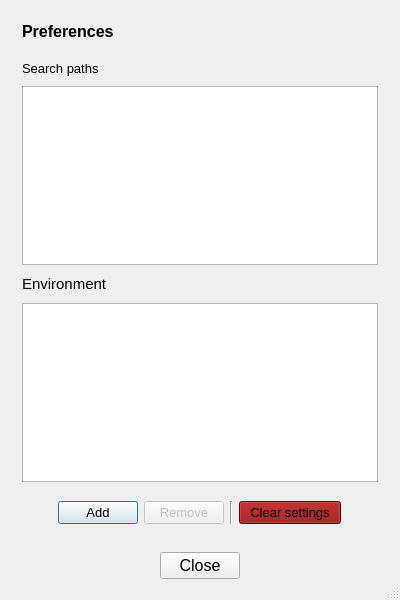
Above: preferences.ui from mikaelsundell/jobman before the change. Below: the same form after it.
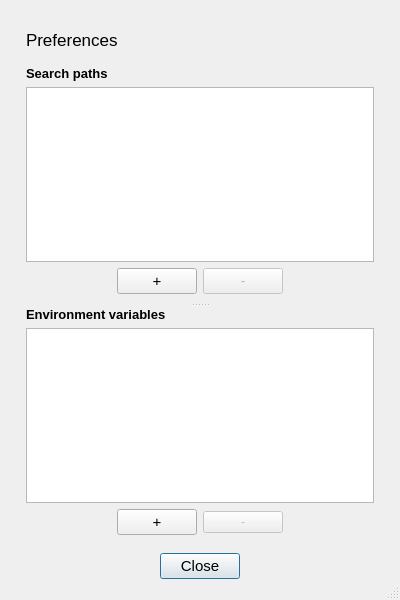
That is the form after the change. Custom widgets are drawn as their Qt base class.

Commit message: Added options to presets Added environment variables Added overwrite Added OS and Preprocess to Jobs Added import and export Preferences Improved stylesheet Improved auto default for buttons

Patch:
```diff
--- a/preferences.ui
+++ b/preferences.ui
@@ -48,6 +48,24 @@
     <number>12</number>
    </property>
    <item>
+    <widget class="QWidget" name="preferencesWidget" native="true">
+     <property name="styleSheet">
+      <string notr="true"/>
+     </property>
+     <layout class="QVBoxLayout" name="verticalLayout_5">
+      <property name="leftMargin">
+       <number>4</number>
+      </property>
+      <property name="topMargin">
+       <number>8</number>
+      </property>
+      <property name="rightMargin">
+       <number>4</number>
+      </property>
+      <property name="bottomMargin">
+       <number>0</number>
+      </property>
+      <item>
     <widget class="QWidget" name="preferencesBar" native="true">
      <property name="minimumSize">
       <size>
@@ -75,8 +93,8 @@
        <widget class="QLabel" name="label">
         <property name="font">
          <font>
-          <pointsize>12</pointsize>
-          <bold>true</bold>
+             <pointsize>13</pointsize>
+             <bold>false</bold>
          </font>
         </property>
         <property name="text">
@@ -88,29 +106,30 @@
     </widget>
    </item>
    <item>
-    <widget class="QWidget" name="preferencesWidget" native="true">
-     <layout class="QVBoxLayout" name="verticalLayout_2">
-      <property name="spacing">
-       <number>10</number>
-      </property>
+       <widget class="QSplitter" name="splitter">
+        <property name="orientation">
+         <enum>Qt::Vertical</enum>
+        </property>
+        <widget class="QWidget" name="widget_4" native="true">
+         <layout class="QVBoxLayout" name="verticalLayout_3">
       <property name="leftMargin">
        <number>10</number>
       </property>
       <property name="topMargin">
-       <number>10</number>
+           <number>0</number>
       </property>
       <property name="rightMargin">
        <number>10</number>
       </property>
       <property name="bottomMargin">
-       <number>10</number>
+           <number>0</number>
       </property>
       <item>
        <widget class="QLabel" name="label_2">
         <property name="font">
          <font>
           <pointsize>10</pointsize>
-          <bold>false</bold>
+              <bold>true</bold>
          </font>
         </property>
         <property name="text">
@@ -119,7 +138,7 @@
        </widget>
       </item>
       <item>
-       <widget class="QListWidget" name="searchpaths">
+           <widget class="ListWidget" name="searchpaths">
         <property name="font">
          <font>
           <pointsize>10</pointsize>
@@ -130,20 +149,115 @@
         </property>
        </widget>
       </item>
+          <item>
+           <widget class="QWidget" name="widget_2" native="true">
+            <layout class="QHBoxLayout" name="horizontalLayout_4">
+             <property name="topMargin">
+              <number>0</number>
+             </property>
+             <item>
+              <spacer name="horizontalSpacer_5">
+               <property name="orientation">
+                <enum>Qt::Horizontal</enum>
+               </property>
+               <property name="sizeHint" stdset="0">
+                <size>
+                 <width>40</width>
+                 <height>20</height>
+                </size>
+               </property>
+              </spacer>
+             </item>
+             <item>
+              <widget class="QPushButton" name="addSearchpath">
+               <property name="font">
+                <font>
+                 <pointsize>11</pointsize>
+                </font>
+               </property>
+               <property name="text">
+                <string>+</string>
+               </property>
+               <property name="autoDefault">
+                <bool>false</bool>
+               </property>
+              </widget>
+             </item>
+             <item>
+              <widget class="QPushButton" name="removeSearchpath">
+               <property name="enabled">
+                <bool>false</bool>
+               </property>
+               <property name="font">
+                <font>
+                 <pointsize>11</pointsize>
+                </font>
+               </property>
+               <property name="text">
+                <string>-</string>
+               </property>
+               <property name="autoDefault">
+                <bool>false</bool>
+               </property>
+              </widget>
+             </item>
+             <item>
+              <spacer name="horizontalSpacer_6">
+               <property name="orientation">
+                <enum>Qt::Horizontal</enum>
+               </property>
+               <property name="sizeHint" stdset="0">
+                <size>
+                 <width>40</width>
+                 <height>20</height>
+                </size>
+               </property>
+              </spacer>
+             </item>
+            </layout>
+           </widget>
+          </item>
+         </layout>
+        </widget>
+        <widget class="QWidget" name="widget_5" native="true">
+         <property name="styleSheet">
+          <string notr="true"/>
+         </property>
+         <layout class="QVBoxLayout" name="verticalLayout_4">
+          <property name="leftMargin">
+           <number>10</number>
+          </property>
+          <property name="topMargin">
+           <number>0</number>
+          </property>
+          <property name="rightMargin">
+           <number>10</number>
+          </property>
+          <property name="bottomMargin">
+           <number>0</number>
+          </property>
       <item>
        <widget class="QLabel" name="label_3">
         <property name="font">
          <font>
-          <pointsize>11</pointsize>
+              <pointsize>10</pointsize>
+              <bold>true</bold>
          </font>
         </property>
         <property name="text">
-         <string>Environment</string>
+             <string>Environment variables</string>
         </property>
        </widget>
       </item>
       <item>
-       <widget class="QListWidget" name="listWidget"/>
+           <widget class="ListWidget" name="environmentvars">
+            <property name="alternatingRowColors">
+             <bool>true</bool>
+            </property>
+            <property name="selectionMode">
+             <enum>QAbstractItemView::ExtendedSelection</enum>
+            </property>
+           </widget>
       </item>
       <item>
        <widget class="QWidget" name="widget" native="true">
@@ -154,6 +268,9 @@
          </size>
         </property>
         <layout class="QHBoxLayout" name="horizontalLayout_3">
+             <property name="topMargin">
+              <number>0</number>
+             </property>
          <item>
           <spacer name="horizontalSpacer_3">
            <property name="orientation">
@@ -171,11 +288,14 @@
           <widget class="QPushButton" name="add">
            <property name="font">
             <font>
-             <pointsize>10</pointsize>
+                 <pointsize>11</pointsize>
             </font>
            </property>
            <property name="text">
-            <string>Add</string>
+                <string>+</string>
+               </property>
+               <property name="autoDefault">
+                <bool>false</bool>
            </property>
           </widget>
          </item>
@@ -186,33 +306,14 @@
            </property>
            <property name="font">
             <font>
-             <pointsize>10</pointsize>
+                 <pointsize>9</pointsize>
             </font>
            </property>
            <property name="text">
-            <string>Remove</string>
-           </property>
-          </widget>
-         </item>
-         <item>
-          <widget class="Line" name="line">
-           <property name="orientation">
-            <enum>Qt::Vertical</enum>
-           </property>
-          </widget>
-         </item>
-         <item>
-          <widget class="QPushButton" name="pushButton">
-           <property name="font">
-            <font>
-             <pointsize>10</pointsize>
-            </font>
-           </property>
-           <property name="styleSheet">
-            <string notr="true">background: darkred</string>
-           </property>
-           <property name="text">
-            <string>  Clear settings  </string>
+                <string>-</string>
+               </property>
+               <property name="autoDefault">
+                <bool>false</bool>
            </property>
           </widget>
          </item>
@@ -234,6 +335,10 @@
       </item>
      </layout>
     </widget>
+       </widget>
+      </item>
+     </layout>
+    </widget>
    </item>
    <item>
     <widget class="QWidget" name="buttonsWidget" native="true">
@@ -261,7 +366,7 @@
        <widget class="QPushButton" name="close">
         <property name="font">
          <font>
-          <pointsize>12</pointsize>
+          <pointsize>11</pointsize>
          </font>
         </property>
         <property name="toolTip">
@@ -270,6 +375,12 @@
         <property name="text">
          <string>Close</string>
         </property>
+        <property name="autoDefault">
+         <bool>false</bool>
+        </property>
+        <property name="default">
+         <bool>true</bool>
+        </property>
        </widget>
       </item>
       <item>
@@ -290,6 +401,13 @@
    </item>
   </layout>
  </widget>
+ <customwidgets>
+  <customwidget>
+   <class>ListWidget</class>
+   <extends>QListWidget</extends>
+   <header>../../../listwidget.h</header>
+  </customwidget>
+ </customwidgets>
  <resources>
   <include location="jobman.qrc"/>
   <include location="jobman.qrc"/>
```
Left out of the diff: 4 changed lines with no effect on the pictures. Lines whose indentation alone changed are shown as unchanged. The commit also changes 25 other files.
